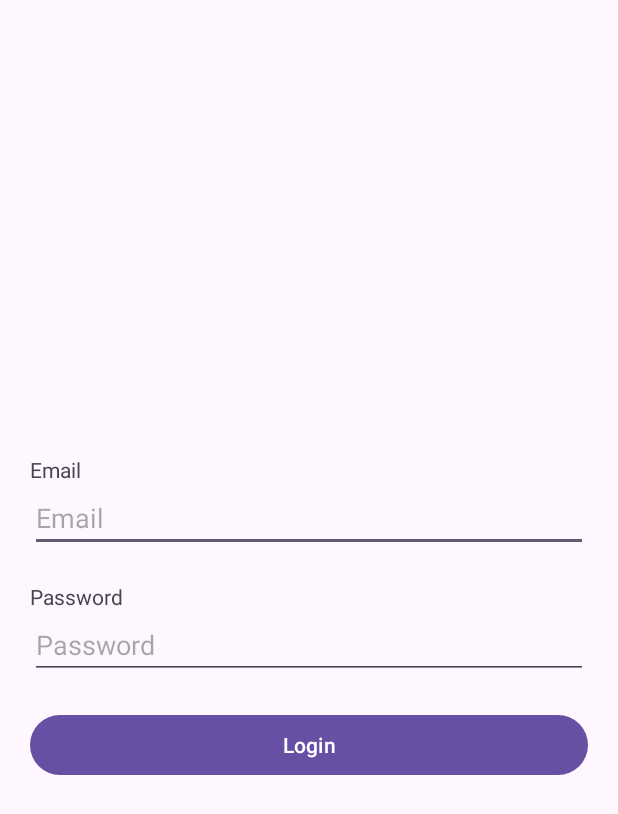
After one commit to lenovix/chatbot001, an Android app: the LoginActivity screen opened directly, with no data from a screen before it, on a phone screen of 412 x 824 dp. The commit adds this screen. Shown: the top 814 px of the screen. Run offline under Robolectric (Android 15) with nearby library versions, the phone set to English and light mode, and no system bars.

Commit message:
add login page and API setting

```diff
--- a/app/build.gradle
+++ b/app/build.gradle
@@ -46,6 +46,7 @@ dependencies {
     testImplementation 'junit:junit:4.13.2'
     androidTestImplementation 'androidx.test.ext:junit:1.1.5'
     androidTestImplementation 'androidx.test.espresso:espresso-core:3.5.1'
+    implementation 'com.google.code.gson:gson:2.8.9'
 
     //RecyclerView
     implementation 'androidx.recyclerview:recyclerview:1.3.0'
@@ -60,4 +61,8 @@ dependencies {
 
     //mysql
     implementation 'mysql:mysql-connector-java:8.0.26'
+
+    //retrofit
+    implementation 'com.squareup.retrofit2:retrofit:2.9.0'
+    implementation 'com.squareup.retrofit2:converter-gson:2.9.0'
 }
--- /dev/null
+++ b/app/src/main/java/com/kamilsudarmi/chatbot001/api/ApiService.kt
@@ -0,0 +1,11 @@
+package com.kamilsudarmi.chatbot001.api
+
+import com.kamilsudarmi.chatbot001.auth.login.model.LoginModel
+import com.kamilsudarmi.chatbot001.auth.response.UserResponse
+import retrofit2.Call
+import retrofit2.http.*
+
+interface ApiService {
+    @POST("/login")
+    fun login(@Body loginModel: LoginModel): Call<UserResponse>
+}
--- /dev/null
+++ b/app/src/main/java/com/kamilsudarmi/chatbot001/auth/login/model/LoginModel.kt
@@ -0,0 +1,6 @@
+package com.kamilsudarmi.chatbot001.auth.login.model
+
+data class LoginModel(
+    val email: String,
+    val password: String
+)
--- /dev/null
+++ b/app/src/main/java/com/kamilsudarmi/chatbot001/auth/login/ui/LoginActivity.kt
@@ -0,0 +1,68 @@
+package com.kamilsudarmi.chatbot001.auth.login.ui
+
+import android.content.Intent
+import androidx.appcompat.app.AppCompatActivity
+import android.os.Bundle
+import com.kamilsudarmi.chatbot001.MainActivity
+import com.kamilsudarmi.chatbot001.R
+import com.kamilsudarmi.chatbot001.api.ApiClient
+import com.kamilsudarmi.chatbot001.auth.login.model.LoginModel
+import com.kamilsudarmi.chatbot001.auth.response.UserResponse
+import com.kamilsudarmi.chatbot001.databinding.ActivityLoginBinding
+import retrofit2.Call
+import retrofit2.Callback
+import retrofit2.Response
+
+class LoginActivity : AppCompatActivity() {
+    private lateinit var binding: ActivityLoginBinding
+
+    override fun onCreate(savedInstanceState: Bundle?) {
+        super.onCreate(savedInstanceState)
+        binding = ActivityLoginBinding.inflate(layoutInflater)
+        val view = binding.root
+        setContentView(view)
+
+        loginMethod()
+    }
+
+    private fun loginMethod() {
+        // Mendapatkan input dari UI
+        val username = binding.edtEmail.text.toString()
+        val password = binding.edtPassword.text.toString()
+
+        // Membuat objek loginModel
+        val loginModel = LoginModel(username, password)
+
+        // Memanggil metode login pada ApiService
+        val call = ApiClient.apiService.login(loginModel)
+        call.enqueue(object : Callback<UserResponse> {
+            override fun onResponse(call: Call<UserResponse>, response: Response<UserResponse>) {
+                if (response.isSuccessful) {
+                    val userResponse = response.body()
+                    // Proses respon dari server
+                    val message = userResponse?.message
+                    val user = userResponse?.user
+                    // Misalnya, menyimpan token otentikasi atau menampilkan data pengguna
+                    if (user != null) {
+                        val userId = user.id
+                        val username = user.username
+                        val email = user.email
+                        // Lakukan sesuatu dengan data pengguna yang diterima
+                        // Arahkan pengguna ke MainActivity
+                        val intent = Intent(this@LoginActivity, MainActivity::class.java)
+                        startActivity(intent)
+                        finish() // Selesai dengan LoginActivity agar tidak dapat kembali dengan tombol back
+                } else {
+                    // Menangani respon tidak berhasil (misalnya, kesalahan server atau data login yang tidak valid)
+                    val errorBody = response.errorBody()?.string()
+                    // Lakukan sesuatu dengan pesan kesalahan atau respons yang tidak berhasil
+                }
+            }
+        }
+            override fun onFailure(call: Call<UserResponse>, t: Throwable) {
+                TODO("Not yet implemented")
+            }
+        })
+    }
+
+}
--- /dev/null
+++ b/app/src/main/res/layout/activity_login.xml
@@ -0,0 +1,48 @@
+<?xml version="1.0" encoding="utf-8"?>
+<LinearLayout
+    xmlns:android="http://schemas.android.com/apk/res/android"
+    xmlns:tools="http://schemas.android.com/tools"
+    xmlns:app="http://schemas.android.com/apk/res-auto"
+    android:layout_width="match_parent"
+    android:layout_height="match_parent"
+    android:orientation="vertical"
+    android:gravity="center"
+    android:padding="20dp"
+    tools:context=".auth.login.ui.LoginActivity">
+
+    <TextView
+        android:id="@+id/tv_email"
+        android:layout_width="match_parent"
+        android:layout_height="wrap_content"
+        android:text="Email" />
+
+    <EditText
+        android:id="@+id/edt_email"
+        android:layout_width="match_parent"
+        android:layout_height="wrap_content"
+        android:ems="10"
+        android:layout_marginBottom="20dp"
+        android:inputType="text"
+        android:hint="Email" />
+
+    <TextView
+        android:id="@+id/tv_password"
+        android:layout_width="match_parent"
+        android:layout_height="wrap_content"
+        android:text="Password" />
+
+    <EditText
+        android:id="@+id/edt_password"
+        android:layout_width="match_parent"
+        android:layout_height="wrap_content"
+        android:ems="10"
+        android:layout_marginBottom="20dp"
+        android:inputType="textPassword"
+        android:hint="Password"/>
+
+    <Button
+        android:id="@+id/btn_login"
+        android:layout_width="match_parent"
+        android:layout_height="wrap_content"
+        android:text="Login" />
+</LinearLayout>
--- a/app/src/main/res/layout/activity_main.xml
+++ b/app/src/main/res/layout/activity_main.xml
@@ -58,6 +58,12 @@ tools:context=".MainActivity">
         android:layout_width="match_parent"
         android:layout_height="300dp"
         android:contentDescription="image for tips"/>
+
+    <Button
+        android:id="@+id/btn_loginPage"
+        android:layout_width="match_parent"
+        android:layout_height="wrap_content"
+        android:text="Login Page" />
 </LinearLayout>
 
     <com.google.android.material.floatingactionbutton.FloatingActionButton
```
Also changed, not shown: app/src/main/AndroidManifest.xml (+6 -4 lines), app/src/main/java/com/kamilsudarmi/chatbot001/MainActivity.kt (+12 -1 lines), app/src/main/java/com/kamilsudarmi/chatbot001/api/ApiClient.kt (added, +19 -0 lines), app/src/main/java/com/kamilsudarmi/chatbot001/auth/response/UserResponse.kt (added, +14 -0 lines).
